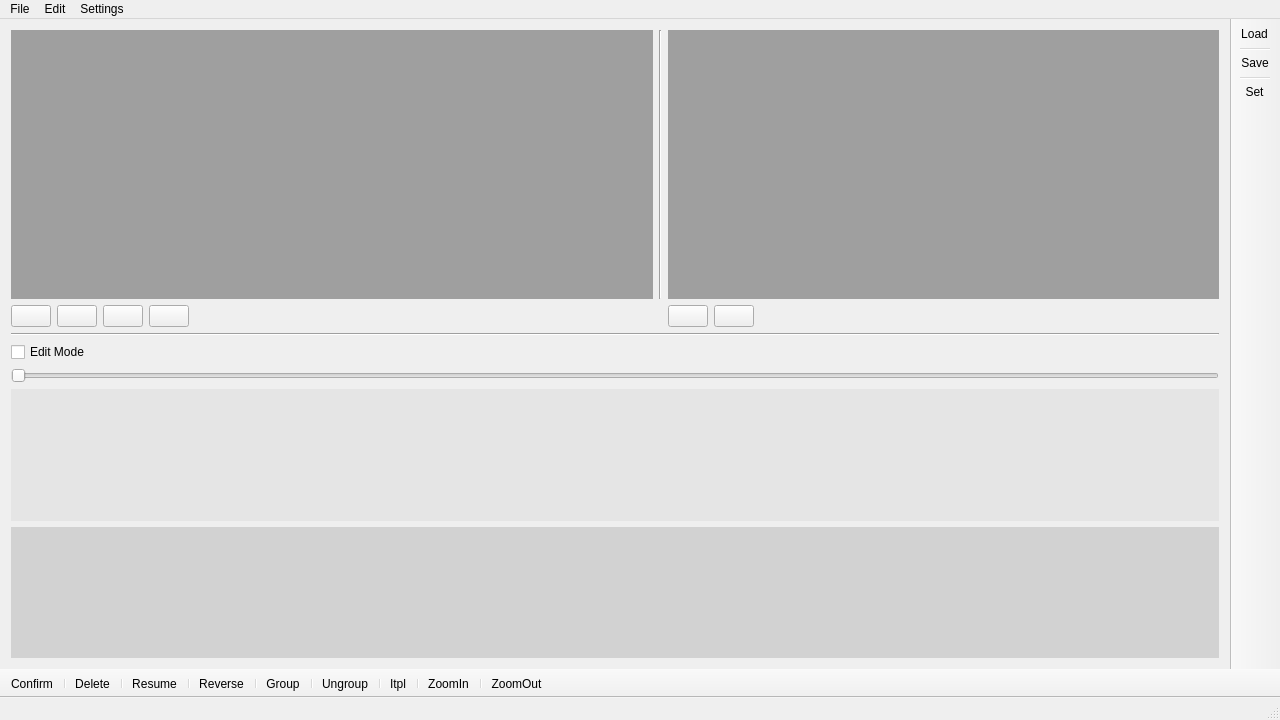
Above: mainwindow.ui from sisi16/stop-motion before the change. Below: the same form after it.
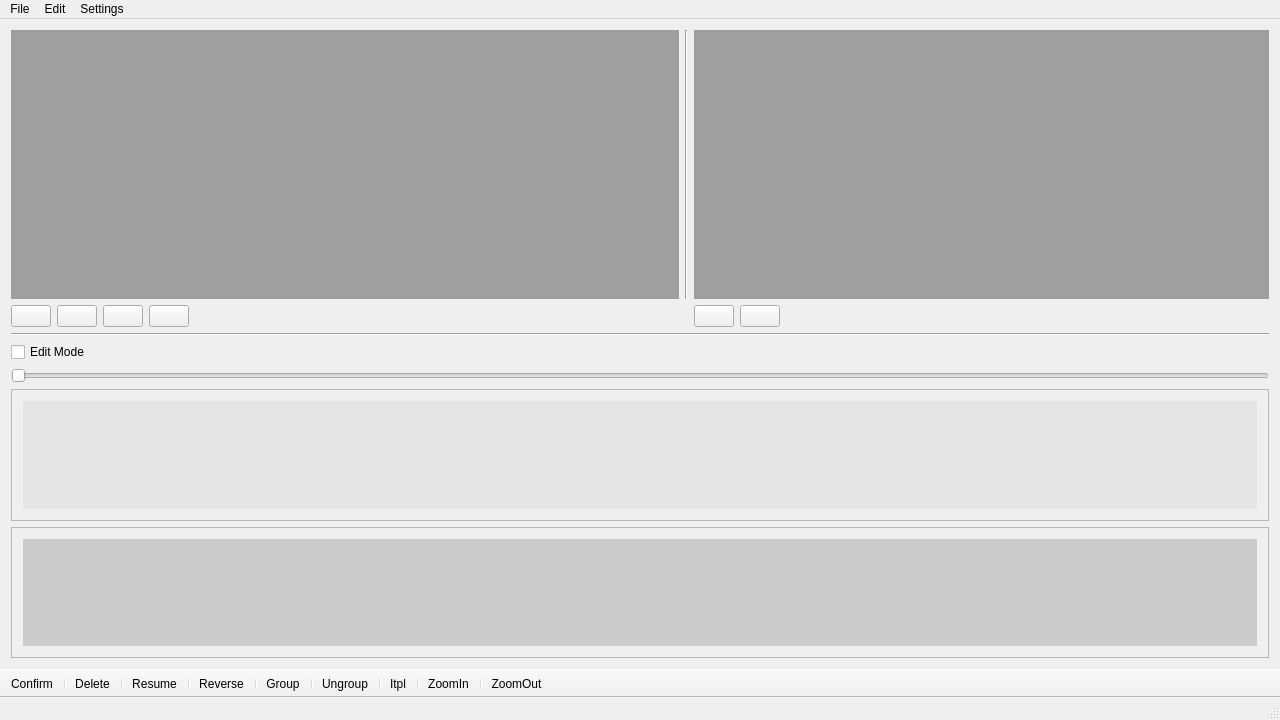
That is the form after the change. Icons and pictures are not drawn.

Commit message: Scroll area done...

```diff
--- a/mainwindow.ui
+++ b/mainwindow.ui
@@ -21,41 +21,87 @@
   </property>
   <widget class="QWidget" name="centralWidget">
    <layout class="QGridLayout" name="gridLayout_2">
-    <item row="12" column="1" colspan="14">
-     <layout class="QHBoxLayout" name="horizontalLayout_2">
-      <item>
-       <widget class="QLabel" name="bgLabel_3">
-        <property name="styleSheet">
-         <string notr="true">background-color: rgb(229, 229, 229);</string>
-        </property>
-        <property name="text">
-         <string/>
-        </property>
-       </widget>
-      </item>
-     </layout>
+    <item row="0" column="3" rowspan="2">
+     <widget class="Line" name="line_2">
+      <property name="orientation">
+       <enum>Qt::Vertical</enum>
+      </property>
+     </widget>
     </item>
-    <item row="13" column="1" colspan="14">
-     <layout class="QHBoxLayout" name="horizontalLayout_3">
-      <item>
-       <widget class="QLabel" name="bgLabel_4">
-        <property name="styleSheet">
-         <string notr="true">background-color: rgb(210, 210, 210);</string>
-        </property>
-        <property name="text">
-         <string/>
-        </property>
-       </widget>
-      </item>
-     </layout>
-    </item>
-    <item row="8" column="1" colspan="14">
+    <item row="8" column="1" colspan="6">
      <widget class="Line" name="line_1">
       <property name="orientation">
        <enum>Qt::Horizontal</enum>
       </property>
      </widget>
     </item>
+    <item row="0" column="4" rowspan="2" colspan="3">
+     <layout class="QVBoxLayout" name="vLayout_2">
+      <item>
+       <widget class="QLabel" name="bgLabel_2">
+        <property name="styleSheet">
+         <string notr="true">background-color: rgb(159, 159, 159);</string>
+        </property>
+        <property name="text">
+         <string/>
+        </property>
+       </widget>
+      </item>
+     </layout>
+    </item>
+    <item row="11" column="1" colspan="6">
+     <layout class="QGridLayout" name="gridLayout_1">
+      <item row="1" column="0">
+       <widget class="QSlider" name="timeLineSlider">
+        <property name="orientation">
+         <enum>Qt::Horizontal</enum>
+        </property>
+       </widget>
+      </item>
+     </layout>
+    </item>
+    <item row="5" column="4">
+     <widget class="QPushButton" name="okButton">
+      <property name="sizePolicy">
+       <sizepolicy hsizetype="Fixed" vsizetype="Fixed">
+        <horstretch>0</horstretch>
+        <verstretch>0</verstretch>
+       </sizepolicy>
+      </property>
+      <property name="styleSheet">
+       <string notr="true"/>
+      </property>
+      <property name="text">
+       <string/>
+      </property>
+      <property name="icon">
+       <iconset resource="myres.qrc">
+        <normaloff>:/Images/icons/tick.png</normaloff>:/Images/icons/tick.png</iconset>
+      </property>
+      <property name="iconSize">
+       <size>
+        <width>20</width>
+        <height>20</height>
+       </size>
+      </property>
+     </widget>
+    </item>
+    <item row="10" column="1">
+     <widget class="QCheckBox" name="editCheckBox">
+      <property name="sizePolicy">
+       <sizepolicy hsizetype="Fixed" vsizetype="Fixed">
+        <horstretch>0</horstretch>
+        <verstretch>0</verstretch>
+       </sizepolicy>
+      </property>
+      <property name="styleSheet">
+       <string notr="true">font: 75 12pt &quot;Times New Roman&quot;;</string>
+      </property>
+      <property name="text">
+       <string>Edit Mode</string>
+      </property>
+     </widget>
+    </item>
     <item row="5" column="1">
      <layout class="QHBoxLayout" name="horizontalLayout_1">
       <item>
@@ -152,64 +198,13 @@
       </item>
      </layout>
     </item>
-    <item row="11" column="1" colspan="14">
-     <layout class="QGridLayout" name="gridLayout">
-      <item row="1" column="0">
-       <widget class="QSlider" name="timeLineSlider">
-        <property name="orientation">
-         <enum>Qt::Horizontal</enum>
-        </property>
-       </widget>
-      </item>
-     </layout>
-    </item>
-    <item row="10" column="1">
-     <widget class="QCheckBox" name="editCheckBox">
+    <item row="5" column="5">
+     <widget class="QPushButton" name="cancelButton">
       <property name="sizePolicy">
        <sizepolicy hsizetype="Fixed" vsizetype="Fixed">
         <horstretch>0</horstretch>
         <verstretch>0</verstretch>
        </sizepolicy>
-      </property>
-      <property name="styleSheet">
-       <string notr="true">font: 75 12pt &quot;Times New Roman&quot;;</string>
-      </property>
-      <property name="text">
-       <string>Edit Mode</string>
-      </property>
-     </widget>
-    </item>
-    <item row="0" column="8" rowspan="2" colspan="7">
-     <layout class="QVBoxLayout" name="vLayout_2">
-      <item>
-       <widget class="QLabel" name="bgLabel_2">
-        <property name="styleSheet">
-         <string notr="true">background-color: rgb(159, 159, 159);</string>
-        </property>
-        <property name="text">
-         <string/>
-        </property>
-       </widget>
-      </item>
-     </layout>
-    </item>
-    <item row="0" column="7" rowspan="2">
-     <widget class="Line" name="line_2">
-      <property name="orientation">
-       <enum>Qt::Vertical</enum>
-      </property>
-     </widget>
-    </item>
-    <item row="5" column="8">
-     <widget class="QPushButton" name="okButton">
-      <property name="sizePolicy">
-       <sizepolicy hsizetype="Fixed" vsizetype="Fixed">
-        <horstretch>0</horstretch>
-        <verstretch>0</verstretch>
-       </sizepolicy>
-      </property>
-      <property name="styleSheet">
-       <string notr="true"/>
       </property>
       <property name="text">
        <string/>
@@ -226,7 +221,7 @@
       </property>
      </widget>
     </item>
-    <item row="0" column="1" rowspan="2" colspan="6">
+    <item row="0" column="1" rowspan="2" colspan="2">
      <layout class="QVBoxLayout" name="vLayout_1">
       <property name="spacing">
        <number>0</number>
@@ -249,27 +244,74 @@
       </item>
      </layout>
     </item>
-    <item row="5" column="9">
-     <widget class="QPushButton" name="cancelButton">
+    <item row="12" column="1" colspan="6">
+     <widget class="QScrollArea" name="scrollArea_1">
       <property name="sizePolicy">
-       <sizepolicy hsizetype="Fixed" vsizetype="Fixed">
+       <sizepolicy hsizetype="Expanding" vsizetype="Minimum">
         <horstretch>0</horstretch>
         <verstretch>0</verstretch>
        </sizepolicy>
       </property>
-      <property name="text">
-       <string/>
+      <property name="widgetResizable">
+       <bool>true</bool>
       </property>
-      <property name="icon">
-       <iconset resource="myres.qrc">
-        <normaloff>:/Images/icons/cancel.png</normaloff>:/Images/icons/cancel.png</iconset>
+      <widget class="QWidget" name="scrollAreaWidgetContents_1">
+       <property name="geometry">
+        <rect>
+         <x>0</x>
+         <y>0</y>
+         <width>1260</width>
+         <height>102</height>
+        </rect>
+       </property>
+       <layout class="QGridLayout" name="gridLayout">
+        <item row="0" column="0">
+         <widget class="QLabel" name="bgLabel_3">
+          <property name="styleSheet">
+           <string notr="true">background-color: rgb(229, 229, 229);</string>
+          </property>
+          <property name="text">
+           <string/>
+          </property>
+         </widget>
+        </item>
+       </layout>
+      </widget>
+     </widget>
+    </item>
+    <item row="13" column="1" colspan="6">
+     <widget class="QScrollArea" name="scrollArea_2">
+      <property name="sizePolicy">
+       <sizepolicy hsizetype="Expanding" vsizetype="Minimum">
+        <horstretch>0</horstretch>
+        <verstretch>0</verstretch>
+       </sizepolicy>
       </property>
-      <property name="iconSize">
-       <size>
-        <width>20</width>
-        <height>20</height>
-       </size>
+      <property name="widgetResizable">
+       <bool>true</bool>
       </property>
+      <widget class="QWidget" name="scrollAreaWidgetContents_2">
+       <property name="geometry">
+        <rect>
+         <x>0</x>
+         <y>0</y>
+         <width>1260</width>
+         <height>101</height>
+        </rect>
+       </property>
+       <layout class="QGridLayout" name="gridLayout_4">
+        <item row="0" column="0">
+         <widget class="QLabel" name="bgLabel_4">
+          <property name="styleSheet">
+           <string notr="true">background-color: rgb(203, 203, 203);</string>
+          </property>
+          <property name="text">
+           <string/>
+          </property>
+         </widget>
+        </item>
+       </layout>
+      </widget>
      </widget>
     </item>
    </layout>
@@ -341,31 +383,6 @@
    <addaction name="actionZoomOut"/>
   </widget>
   <widget class="QStatusBar" name="statusBar"/>
-  <widget class="QToolBar" name="toolBar">
-   <property name="windowTitle">
-    <string>toolBar</string>
-   </property>
-   <property name="movable">
-    <bool>false</bool>
-   </property>
-   <property name="iconSize">
-    <size>
-     <width>32</width>
-     <height>32</height>
-    </size>
-   </property>
-   <attribute name="toolBarArea">
-    <enum>RightToolBarArea</enum>
-   </attribute>
-   <attribute name="toolBarBreak">
-    <bool>false</bool>
-   </attribute>
-   <addaction name="actionLoad"/>
-   <addaction name="separator"/>
-   <addaction name="actionSave"/>
-   <addaction name="separator"/>
-   <addaction name="actionSet"/>
-  </widget>
   <action name="actionLoad">
    <property name="icon">
     <iconset resource="myres.qrc">
```
Left out of the diff: 2 changed lines with no effect on the pictures. The commit also changes 3 other files.
